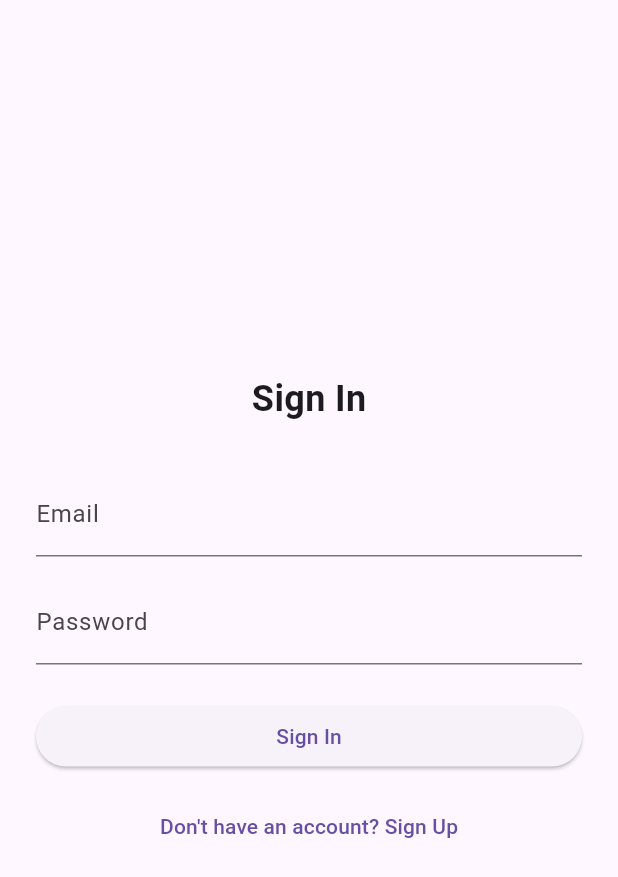
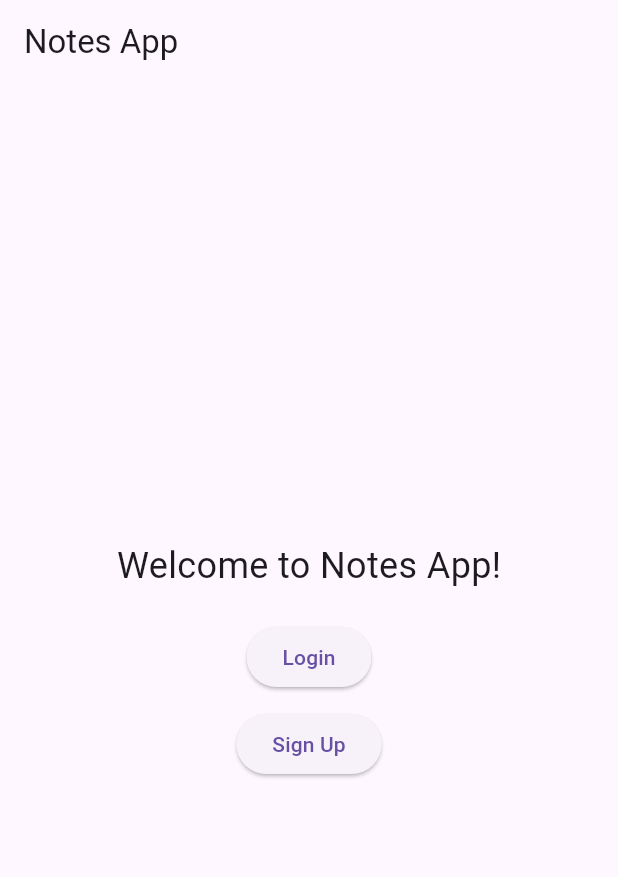
Before and after one commit to NsengaNigel/individual-assignment_2, a Flutter app: the screen it shows after launch, on a phone screen of 412 x 824 dp. Shown: the top 877 px of the screen. Run offline on Flutter 3.47's test engine with Material 3 defaults, Android fonts, the phone set to English and light mode, and no system bars; our stand-ins replace cloud_firestore, firebase_auth, firebase_core, flutter_bloc; accounts and stored records are empty.

```diff
--- /dev/null
+++ b/devtools_options.yaml
@@ -0,0 +1,3 @@
+description: This file stores settings for Dart & Flutter DevTools.
+documentation: https://docs.flutter.dev/tools/devtools/extensions#configure-extension-enablement-states
+extensions:
--- a/lib/main.dart
+++ b/lib/main.dart
@@ -1,63 +1,72 @@
 import 'package:flutter/material.dart';
 import 'package:firebase_core/firebase_core.dart';
-import 'package:flutter_bloc/flutter_bloc.dart';
-import 'package:notes_app/blocs/auth/auth_bloc.dart';
-import 'package:notes_app/blocs/notes/notes_bloc.dart';
-import 'package:notes_app/repositories/auth_repository.dart';
-import 'package:notes_app/repositories/notes_repository.dart';
-import 'package:notes_app/screens/auth/auth_screen.dart';
-import 'package:notes_app/screens/notes/notes_screen.dart';
 import 'firebase_options.dart';
 
 void main() async {
+  // Ensure Flutter is initialized
   WidgetsFlutterBinding.ensureInitialized();
+
+  try {
+    // Initialize Firebase
     await Firebase.initializeApp(
       options: DefaultFirebaseOptions.currentPlatform,
     );
+    print('🔥 Firebase initialized successfully');
+  } catch (e) {
+    print('❌ Firebase initialization failed: $e');
+    // You might want to show an error screen here
+  }
+
   runApp(MyApp());
 }
 
 class MyApp extends StatelessWidget {
   @override
   Widget build(BuildContext context) {
-    return MultiRepositoryProvider(
-      providers: [
-        RepositoryProvider<AuthRepository>(
-          create: (context) => AuthRepository(),
-        ),
-        RepositoryProvider<NotesRepository>(
-          create: (context) => NotesRepository(),
-        ),
-      ],
-      child: MultiBlocProvider(
-        providers: [
-          BlocProvider<AuthBloc>(
-            create: (context) => AuthBloc(
-              authRepository: context.read<AuthRepository>(),
-            )..add(AuthCheckRequested()),
-          ),
-        ],
-        child: MaterialApp(
+    return MaterialApp(
       title: 'Notes App',
       theme: ThemeData(
         primarySwatch: Colors.blue,
         visualDensity: VisualDensity.adaptivePlatformDensity,
       ),
-          home: BlocBuilder<AuthBloc, AuthState>(
-            builder: (context, state) {
-              if (state is AuthAuthenticated) {
-                return BlocProvider(
-                  create: (context) => NotesBloc(
-                    notesRepository: context.read<NotesRepository>(),
-                    userId: state.user.uid,
-                  )..add(NotesLoadRequested()),
-                  child: NotesScreen(),
+      home: AuthWrapper(), // We'll create this to handle authentication
     );
-              } else {
-                return AuthScreen();
   }
+}
+
+// This widget decides whether to show login or main app
+class AuthWrapper extends StatelessWidget {
+  @override
+  Widget build(BuildContext context) {
+    return Scaffold(
+      appBar: AppBar(
+        title: Text('Notes App'),
+      ),
+      body: Center(
+        child: Column(
+          mainAxisAlignment: MainAxisAlignment.center,
+          children: [
+            Text(
+              'Welcome to Notes App!',
+              style: TextStyle(fontSize: 24),
+            ),
+            SizedBox(height: 20),
+            ElevatedButton(
+              onPressed: () {
+                // TODO: Navigate to login screen
+                print('Login button pressed');
               },
+              child: Text('Login'),
             ),
+            SizedBox(height: 10),
+            ElevatedButton(
+              onPressed: () {
+                // TODO: Navigate to signup screen
+                print('Signup button pressed');
+              },
+              child: Text('Sign Up'),
+            ),
+          ],
         ),
       ),
     );
```
Also changed, not shown: lib/repositories/notes_repository.dart (+95 -63 lines), pubspec.yaml (+17 -10 lines), pubspec.lock, 4 other files. Lines whose indentation alone changed are shown as unchanged.
